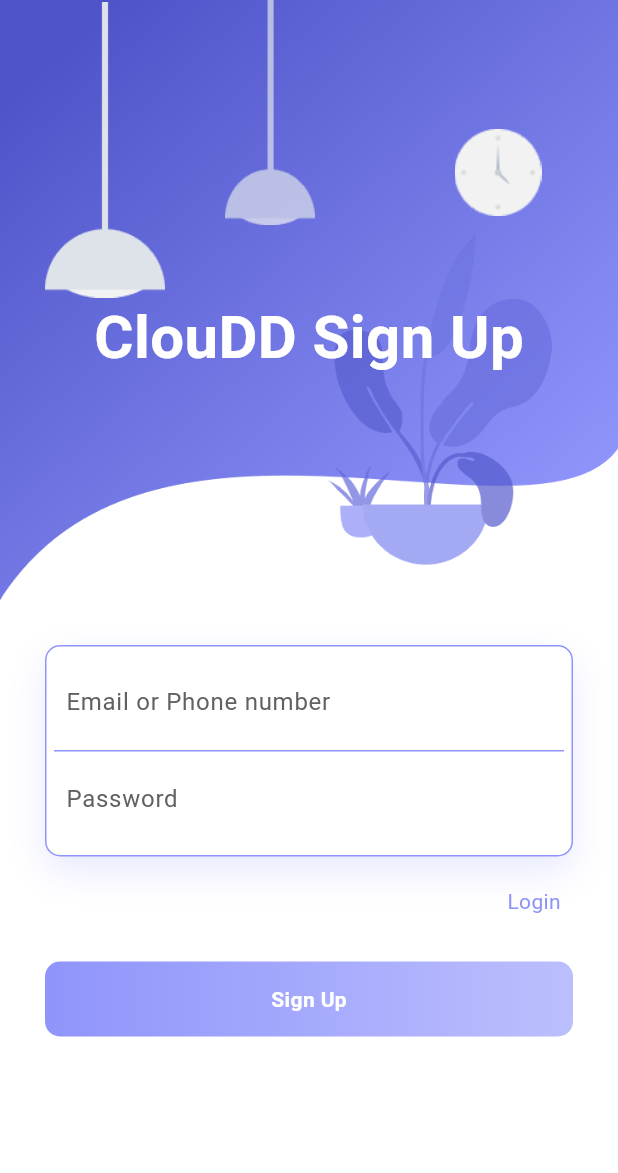
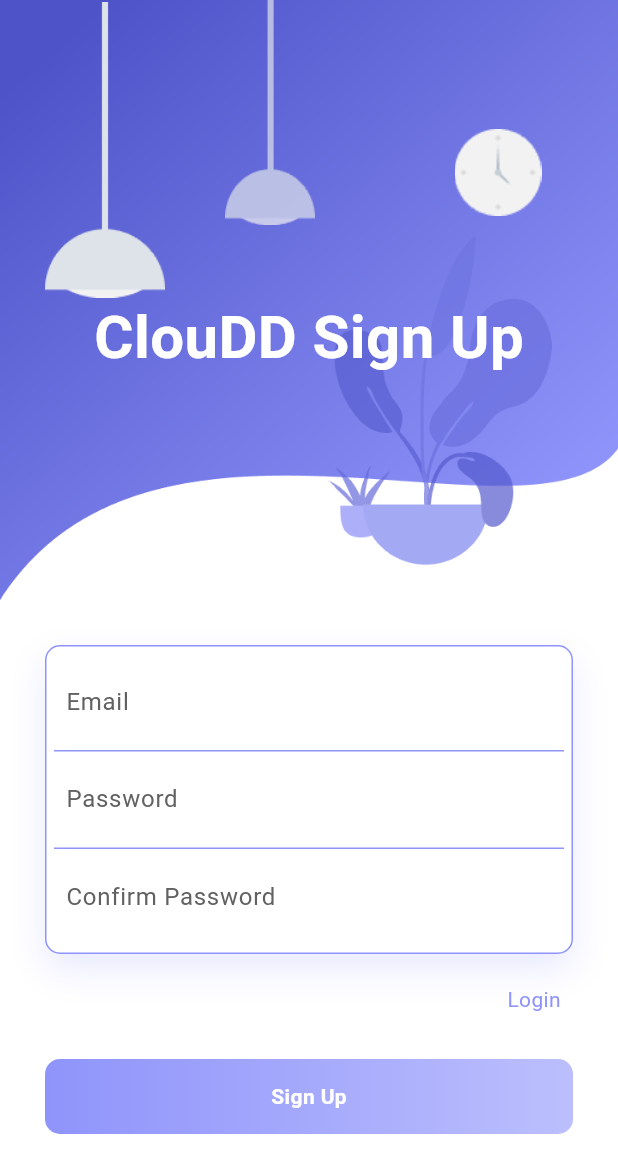
Before and after one commit to Gabnuggetboy/cloudd_flutter, a Flutter app: the screen it shows after launch, after a tap on "Sign Up", on a phone screen of 412 x 824 dp. Shown: the top 1173 px of the screen. Run offline on Flutter 3.47's test engine with Material 3 defaults, Android fonts, the light colour scheme and no system bars; our stand-ins replace animate_do, cloud_firestore, dotted_border, firebase_auth, firebase_core, image_picker; missing offline and left inert: flex_color_picker; accounts and stored records are empty.

Commit message:
New Branch

```diff
--- a/lib/login_page.dart
+++ b/lib/login_page.dart
@@ -187,7 +187,7 @@ class LoginPage extends StatelessWidget {
                               child: TextField(
                                 decoration: InputDecoration(
                                   border: InputBorder.none,
-                                  hintText: "Email or Phone number",
+                                  hintText: "Email",
                                   hintStyle: TextStyle(color: Colors.grey[700]),
                                 ),
                               ),
--- a/lib/main.dart
+++ b/lib/main.dart
@@ -1,9 +1,21 @@
+import 'package:cloudd_flutter/firebase_options.dart';
 import 'package:flutter/material.dart';
-import 'package:clouddflutter/login_page.dart';
+import 'package:cloudd_flutter/login_page.dart';
+import 'package:firebase_core/firebase_core.dart';
 
-void main() => runApp(
-  MaterialApp(
-    debugShowCheckedModeBanner: false,
-    home: LoginPage(),
-  )
-);
+void main() async {
+  // Ensure Flutter widgets are initialized
+  WidgetsFlutterBinding.ensureInitialized();
+
+  // Initialize Firebase
+ await Firebase.initializeApp(
+    options: DefaultFirebaseOptions.currentPlatform
+  );
+
+  runApp(
+    MaterialApp(
+      debugShowCheckedModeBanner: false,
+      home: LoginPage(),
+    )
+  );
+}
--- a/lib/manager/manager_account_page.dart
+++ b/lib/manager/manager_account_page.dart
@@ -1,6 +1,6 @@
-import 'package:clouddflutter/user/widgets/top_settings_title_widget.dart';
+import 'package:cloudd_flutter/user/widgets/top_settings_title_widget.dart';
 import 'package:flutter/material.dart';
-import 'package:clouddflutter/manager/widgets/bottom_navigation_widget.dart';
+import 'package:cloudd_flutter/manager/widgets/bottom_navigation_widget.dart';
 
 class ManagerAccountPage extends StatelessWidget {
   const ManagerAccountPage({super.key});
--- a/lib/manager/widgets/bottom_navigation_widget.dart
+++ b/lib/manager/widgets/bottom_navigation_widget.dart
@@ -1,7 +1,7 @@
 import 'package:flutter/material.dart';
-import 'package:clouddflutter/manager/ddhub_page.dart';
-import 'package:clouddflutter/manager/experiences_page.dart';
-import 'package:clouddflutter/manager/manager_account_page.dart';
+import 'package:cloudd_flutter/manager/ddhub_page.dart';
+import 'package:cloudd_flutter/manager/experiences_page.dart';
+import 'package:cloudd_flutter/manager/manager_account_page.dart';
 
 class BottomNavigationWidget extends StatelessWidget {
   final Function(int)? onIconTap;
--- a/lib/settings_page.dart
+++ b/lib/settings_page.dart
@@ -1,5 +1,5 @@
 import 'package:flutter/material.dart';
-import 'package:clouddflutter/login_page.dart';
+import 'package:cloudd_flutter/login_page.dart';
 
 class SettingsPage extends StatefulWidget {
   final bool isDarkMode;
--- a/lib/signup_page.dart
+++ b/lib/signup_page.dart
@@ -1,9 +1,67 @@
 import 'package:flutter/material.dart';
 import 'package:animate_do/animate_do.dart';
 import 'login_page.dart';
+import 'package:firebase_auth/firebase_auth.dart';
+import 'package:cloud_firestore/cloud_firestore.dart';
 
-class SignUpPage extends StatelessWidget {
+
+class SignUpPage extends StatefulWidget {
   @override
+  _SignUpPageState createState() => _SignUpPageState();
+}
+
+class _SignUpPageState extends State<SignUpPage> {
+  final emailController = TextEditingController();
+  final passwordController = TextEditingController();
+  final confirmController = TextEditingController();
+  @override
+
+  Future<void> registerUser() async {
+  String email = emailController.text.trim();
+  String password = passwordController.text.trim();
+  String confirm = confirmController.text.trim();
+
+  if (email.isEmpty || password.isEmpty || confirm.isEmpty) {
+    showMessage("Please fill all fields");
+    return;
+  }
+
+  if (password != confirm) {
+    showMessage("Passwords do not match");
+    return;
+  }
+
+  try {
+  // Create the user
+  UserCredential userCredential = await FirebaseAuth.instance
+      .createUserWithEmailAndPassword(email: email, password: password);
+
+  // Send email verification
+  await userCredential.user!.sendEmailVerification();
+
+  // Save user data in Firestore
+  await FirebaseFirestore.instance
+      .collection("users")
+      .doc(userCredential.user!.uid)
+      .set({
+    "email": email,
+    "created_at": DateTime.now(),
+    "email_verified": false, // optional
+  });
+
+  showMessage("Account created! Please verify your email.");
+} on FirebaseAuthException catch (e) {
+  showMessage(e.message ?? "An error occurred");
+}
+
+}
+
+void showMessage(String text) {
+  ScaffoldMessenger.of(context).showSnackBar(
+    SnackBar(content: Text(text)),
+  );
+}
+
   Widget build(BuildContext context) {
     return Scaffold(
       backgroundColor: Colors.white,
@@ -112,6 +170,8 @@ class SignUpPage extends StatelessWidget {
                         ),
                         child: Column(
                           children: <Widget>[
+
+                            // Email
                             Container(
                               padding: EdgeInsets.all(8.0),
                               decoration: BoxDecoration(
@@ -122,16 +182,27 @@ class SignUpPage extends StatelessWidget {
                                 ),
                               ),
                               child: TextField(
+                                controller: emailController,
                                 decoration: InputDecoration(
                                   border: InputBorder.none,
-                                  hintText: "Email or Phone number",
+                                  hintText: "Email",
                                   hintStyle: TextStyle(color: Colors.grey[700]),
                                 ),
                               ),
                             ),
+
+                            // Password
                             Container(
                               padding: EdgeInsets.all(8.0),
+                              decoration: BoxDecoration(
+                                border: Border(
+                                  bottom: BorderSide(
+                                    color: Color.fromRGBO(143, 148, 251, 1),
+                                  ),
+                                ),
+                              ),
                               child: TextField(
+                                controller: passwordController,
                                 obscureText: true,
                                 decoration: InputDecoration(
                                   border: InputBorder.none,
@@ -140,8 +211,23 @@ class SignUpPage extends StatelessWidget {
                                 ),
                               ),
                             ),
+
+                            // Confirm Password (NO bottom border)
+                            Container(
+                              padding: EdgeInsets.all(8.0),
+                              child: TextField(
+                                controller: confirmController,
+                                obscureText: true,
+                                decoration: InputDecoration(
+                                  border: InputBorder.none,
+                                  hintText: "Confirm Password",
+                                  hintStyle: TextStyle(color: Colors.grey[700]),
+                                ),
+                              ),
+                            ),
+
                           ],
-                        ),
+                        )
                       ),
                     ),
                     SizedBox(height: 10),
@@ -170,6 +256,10 @@ class SignUpPage extends StatelessWidget {
                     SizedBox(height: 30),
                     FadeInUp(
                       duration: Duration(milliseconds: 1900),
+                      child: GestureDetector(
+                        onTap: () {
+                          registerUser();
+                        },
                         child: Container(
                           height: 50,
                           decoration: BoxDecoration(
@@ -192,6 +282,7 @@ class SignUpPage extends StatelessWidget {
                           ),
                         ),
                       ),
+                    ),
                     SizedBox(height: 70),
 
                   ],
--- a/lib/user/home_page.dart
+++ b/lib/user/home_page.dart
@@ -1,6 +1,6 @@
 import 'package:flutter/material.dart';
-import 'package:clouddflutter/user/widgets/bottom_navigation_widget.dart';
-import 'package:clouddflutter/user/widgets/top_settings_title_widget.dart';
+import 'package:cloudd_flutter/user/widgets/bottom_navigation_widget.dart';
+import 'package:cloudd_flutter/user/widgets/top_settings_title_widget.dart';
 
 class HomePage extends StatelessWidget {
   const HomePage({super.key});
--- a/lib/user/notification_page.dart
+++ b/lib/user/notification_page.dart
@@ -1,6 +1,6 @@
 import 'package:flutter/material.dart';
-import 'package:clouddflutter/user/widgets/bottom_navigation_widget.dart';
-import 'package:clouddflutter/user/widgets/top_settings_title_widget.dart';
+import 'package:cloudd_flutter/user/widgets/bottom_navigation_widget.dart';
+import 'package:cloudd_flutter/user/widgets/top_settings_title_widget.dart';
 
 class NotificationsPage extends StatelessWidget {
   const NotificationsPage({super.key});
--- a/lib/user/trading_page.dart
+++ b/lib/user/trading_page.dart
@@ -1,6 +1,6 @@
 import 'package:flutter/material.dart';
-import 'package:clouddflutter/user/widgets/bottom_navigation_widget.dart';
-import 'package:clouddflutter/user/widgets/top_settings_title_widget.dart';
+import 'package:cloudd_flutter/user/widgets/bottom_navigation_widget.dart';
+import 'package:cloudd_flutter/user/widgets/top_settings_title_widget.dart';
 
 class TradingPage extends StatelessWidget {
   const TradingPage({super.key});
--- a/lib/user/user_account_page.dart
+++ b/lib/user/user_account_page.dart
@@ -1,6 +1,6 @@
 import 'package:flutter/material.dart';
-import 'package:clouddflutter/user/widgets/bottom_navigation_widget.dart';
-import 'package:clouddflutter/user/widgets/top_settings_title_widget.dart';
+import 'package:cloudd_flutter/user/widgets/bottom_navigation_widget.dart';
+import 'package:cloudd_flutter/user/widgets/top_settings_title_widget.dart';
 
 class AccountPage extends StatelessWidget {
   const AccountPage({super.key});
--- a/lib/user/widgets/top_settings_title_widget.dart
+++ b/lib/user/widgets/top_settings_title_widget.dart
@@ -1,5 +1,5 @@
 import 'package:flutter/material.dart';
-import 'package:clouddflutter/settings_page.dart';
+import 'package:cloudd_flutter/settings_page.dart';
 
 class TopSettingsTitleWidget extends StatelessWidget {
   final bool showLogo;
--- a/pubspec.yaml
+++ b/pubspec.yaml
@@ -1,4 +1,4 @@
-name: clouddflutter
+name: cloudd_flutter
 description: "A new Flutter project."
 # The following line prevents the package from being accidentally published to
 # pub.dev using `flutter pub publish`. This is preferred for private packages.
@@ -40,6 +40,9 @@ dependencies:
   flex_color_picker: ^3.8.0
   image_picker: ^1.2.1
   intl: ^0.20.2
+  firebase_core: 3.15.2
+  cloud_firestore: ^5.2.0
+  firebase_auth: ^5.1.4
 
 
 
```
Also changed, not shown: lib/user/widgets/bottom_navigation_widget.dart (+4 -4 lines), firebase.json (added), lib/firebase_options.dart (added), pubspec.lock, 25 other files. Lines whose indentation alone changed are shown as unchanged.
